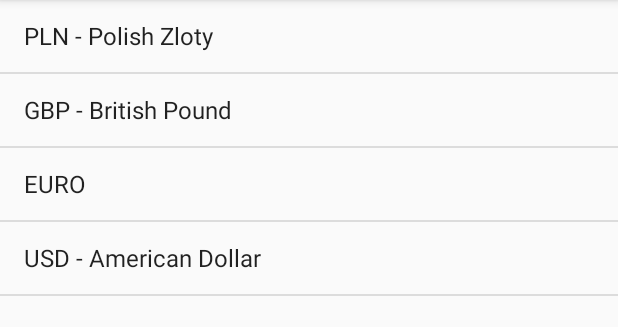
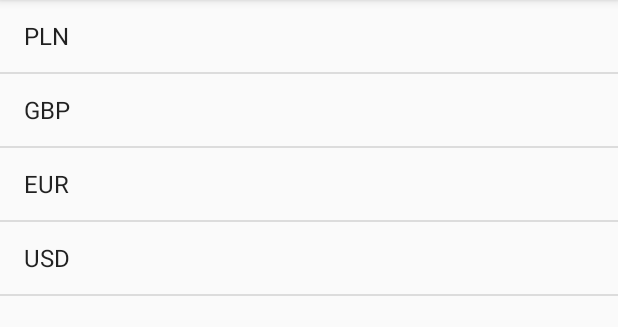
Before and after one commit to LukasPaczos/CurrencyConverter, an Android app: the screen it shows after launch (ChooseCurrencyActivity), after a tap on "GBP", on a phone screen of 412 x 824 dp, the part 84-411 px from its top. Run offline under Robolectric (Android 15) with nearby library versions, the phone set to English and light mode, and no system bars.

```diff
--- a/app/src/main/java/com/lukaspaczos/currencyconverter/ChooseCurrencyActivity.java
+++ b/app/src/main/java/com/lukaspaczos/currencyconverter/ChooseCurrencyActivity.java
@@ -43,7 +43,7 @@ public class ChooseCurrencyActivity extends AppCompatActivity {
             type = extras.getInt("TYPE");
         }
 
-        currencies = Arrays.asList(getResources().getStringArray(R.array.currencies));
+        currencies = Arrays.asList(getResources().getStringArray(R.array.currencies_short));
         adapter = new ArrayAdapter<String>(this, android.R.layout.simple_list_item_1, currencies);
 
         ListView listView = (ListView) findViewById(R.id.list_currencies);
@@ -74,8 +74,10 @@ public class ChooseCurrencyActivity extends AppCompatActivity {
         if (type == CHANGE_FROM) {
             editor.putString(getString(R.string.preference_from), newCurrency);
             Log.i("Change from", "done");
-        } else
+        } else {
             editor.putString(getString(R.string.preference_to), newCurrency);
+            Log.i("Change to", "done");
+        }
         editor.apply();
     }
 }
--- a/app/src/main/res/layout/activity_main.xml
+++ b/app/src/main/res/layout/activity_main.xml
@@ -132,9 +132,9 @@
                         android:textSize="15sp" />
 
                     <TextView
+                        android:id="@+id/date"
                         android:layout_width="wrap_content"
                         android:layout_height="wrap_content"
-                        android:text="2016-07-31"
                         android:textSize="15sp"/>
 
                 </LinearLayout>
--- a/app/src/main/res/menu/menu_main.xml
+++ b/app/src/main/res/menu/menu_main.xml
@@ -7,4 +7,9 @@
         android:orderInCategory="100"
         android:title="@string/action_settings"
         app:showAsAction="never" />
+    <item
+        android:id="@+id/action_update"
+        android:orderInCategory="50"
+        android:title="@string/action_update"
+        app:showAsAction="never" />
 </menu>
--- a/app/src/main/res/values/strings.xml
+++ b/app/src/main/res/values/strings.xml
@@ -1,18 +1,28 @@
 <resources>
     <string name="app_name">Currency Converter</string>
     <string name="action_settings">Settings</string>
+    <string name="action_update">Update Rates</string>
 
     <string name="converter_choose_amount">How much to convert?</string>
 
-    <string-array name="currencies">
-        <item>PLN - Polish Zloty</item>
-        <item>GBP - British Pound</item>
+    <string-array name="currencies_short">
+        <item>PLN</item>
+        <item>GBP</item>
+        <item>EUR</item>
+        <item>USD</item>
+    </string-array>
+
+    <string-array name="currencies_long">
+        <item>Polish Zloty</item>
+        <item>British Pound</item>
         <item>EURO</item>
-        <item>USD - American Dollar</item>
+        <item>American Dollar</item>
     </string-array>
 
     <string name="preference_from">preference_from</string>
     <string name="preference_to">preference_to</string>
+    <string name="date">date</string>
     <string name="default_from">GBP</string>
     <string name="default_to">PLN</string>
+    <string name="default_date"> </string>
 </resources>
```
Also changed, not shown: app/src/main/AndroidManifest.xml (+10 -0 lines), app/src/main/java/com/lukaspaczos/currencyconverter/CheckDownloadComplete.java (added, +23 -0 lines), app/src/main/java/com/lukaspaczos/currencyconverter/Currency.java (added, +17 -0 lines), app/src/main/java/com/lukaspaczos/currencyconverter/MainActivity.java (+23 -3 lines), app/src/main/java/com/lukaspaczos/currencyconverter/RatesUpdate.java (+75 -9 lines).
